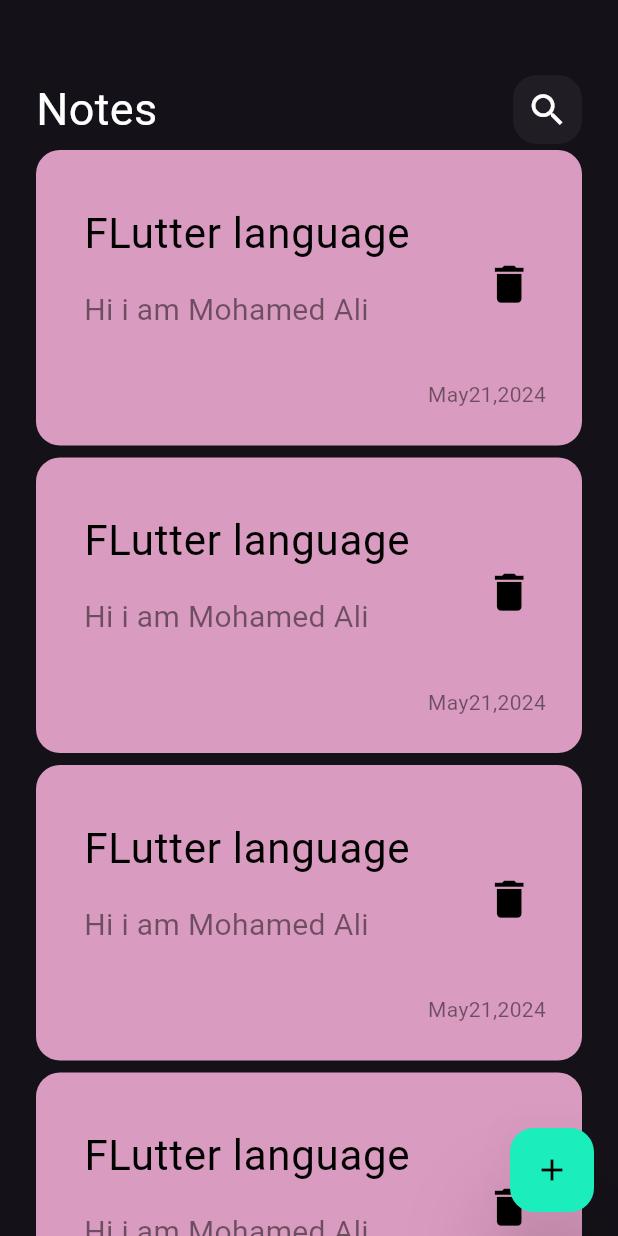
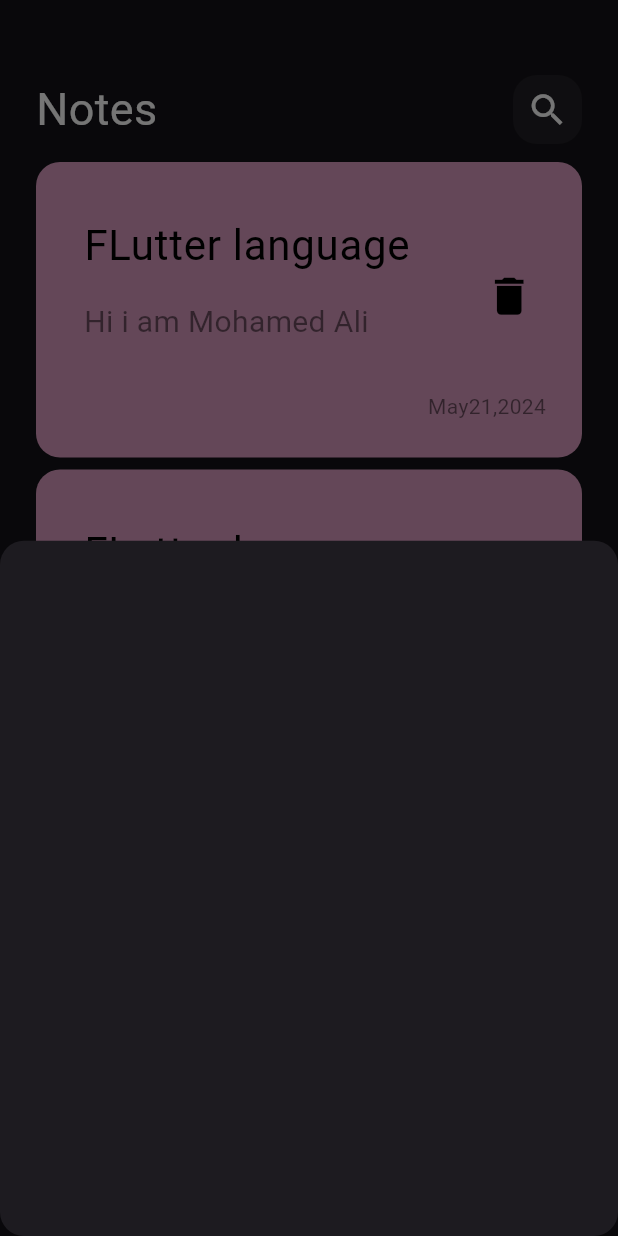
Before and after one commit to MohamedAliShaltoot/My_Notes_App_Flutter, a Flutter app: the screen it shows after launch, after a tap on the "add" icon, on a phone screen of 412 x 824 dp. Run offline on Flutter 3.47's test engine with Material 3 defaults, Android fonts, the phone set to English and light mode, and no system bars.

Commit message:
add border radius to bottom sheet

```diff
--- a/lib/views/notes_view.dart
+++ b/lib/views/notes_view.dart
@@ -1,4 +1,5 @@
 import 'package:flutter/material.dart';
+import 'package:notes_app/widgets/add_note_bottom_sheet.dart';
 import 'package:notes_app/widgets/notes_view_body.dart';
 
 class NotesView extends StatelessWidget {
@@ -8,9 +9,20 @@ class NotesView extends StatelessWidget {
   Widget build(BuildContext context) {
     return     Scaffold(
       floatingActionButton: FloatingActionButton(
-        backgroundColor: Color.fromARGB(255, 27, 237, 188),
+        backgroundColor: const Color.fromARGB(255, 27, 237, 188),
         elevation: 30,
-        onPressed: (){},
+        onPressed: (){
+
+showModalBottomSheet(
+  shape: RoundedRectangleBorder(
+    borderRadius: BorderRadius.circular(16)
+  )
+  ,context: context, builder: (context){
+  return const AddNoteBottomSheet() ;
+});
+
+
+        },
         child: const Icon(Icons.add,color: Colors.black,),
       ),
       body: const NotesViewBody(),
--- /dev/null
+++ b/lib/widgets/add_note_bottom_sheet.dart
@@ -0,0 +1,10 @@
+import 'package:flutter/material.dart';
+
+class AddNoteBottomSheet extends StatelessWidget {
+  const AddNoteBottomSheet({super.key});
+
+  @override
+  Widget build(BuildContext context) {
+    return Container();
+  }
+}
--- a/lib/widgets/notes_list_view.dart
+++ b/lib/widgets/notes_list_view.dart
@@ -6,11 +6,15 @@ class NotesListView extends StatelessWidget {
 
   @override
   Widget build(BuildContext context) {
-    return ListView.builder(itemBuilder: (context,index){
-return  const Padding(
-  padding: EdgeInsets.symmetric(vertical: 4),
-  child: NoteItem(),
-);
-    });
+    return Padding(
+      padding: const EdgeInsets.symmetric(vertical: 8),
+      child: ListView.builder(
+        padding: EdgeInsets.zero,itemBuilder: (context,index){
+      return  const Padding(
+        padding: EdgeInsets.symmetric(vertical: 4),
+        child: NoteItem(),
+      );
+      }),
+    );
   }
 }
```
